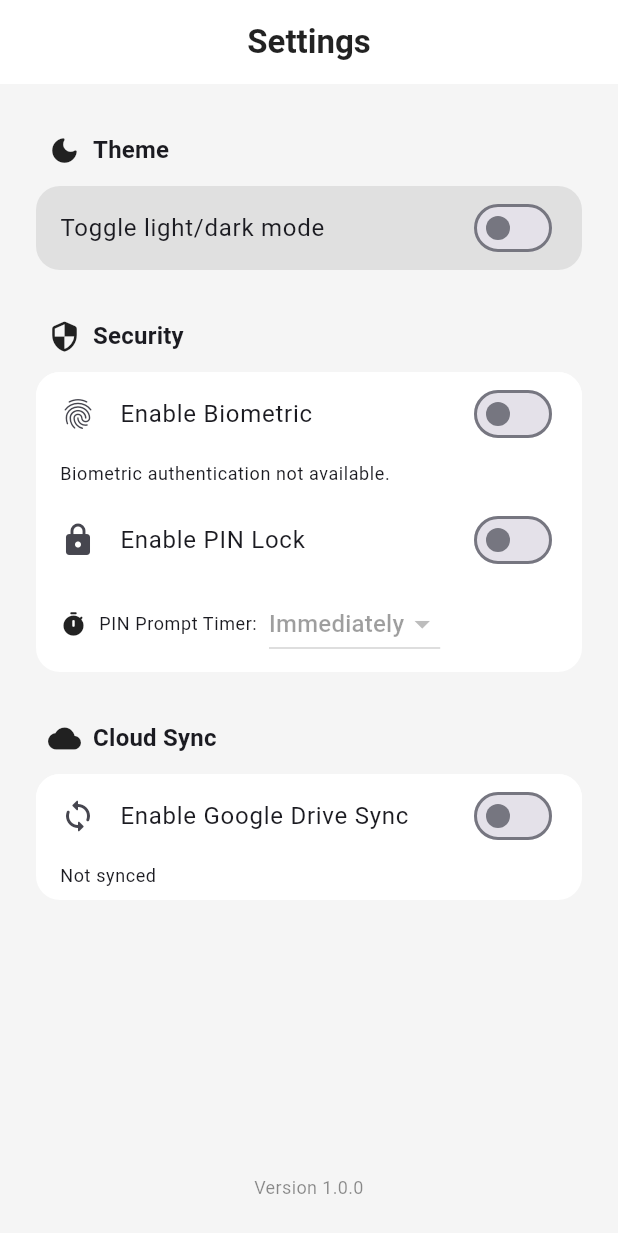
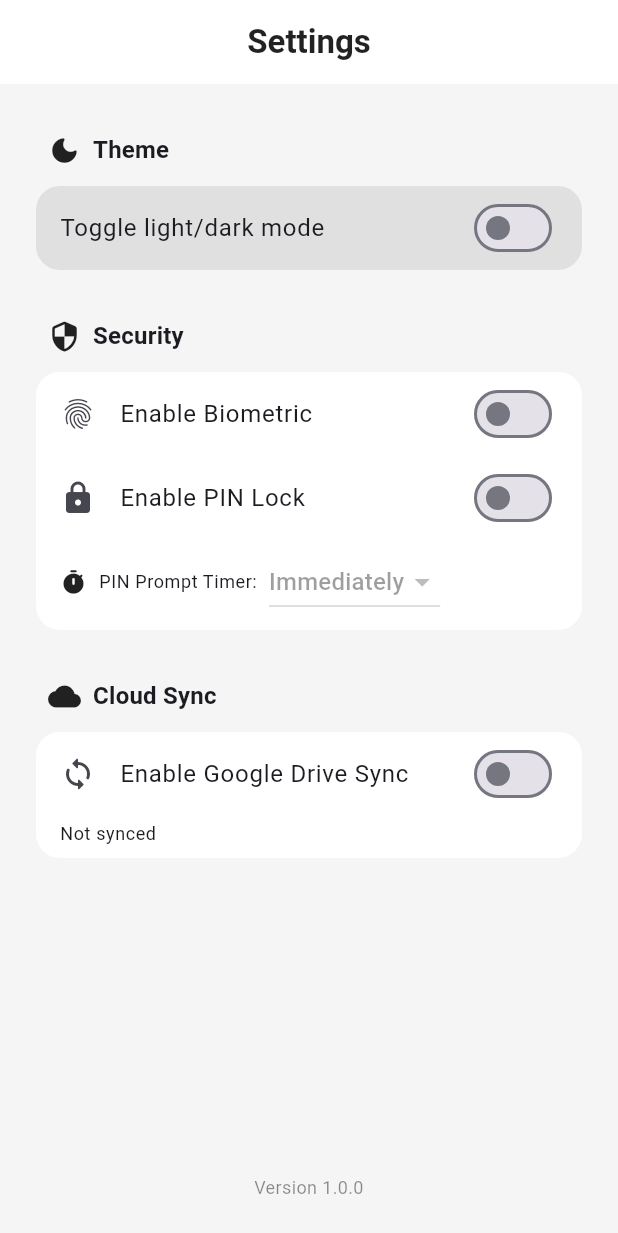
Before and after one commit to kandilidinesh/VaultDeck, a Flutter app: the SettingsPage screen opened directly with empty values, after a tap on "Enable Biometric", on a phone screen of 412 x 824 dp. Shown: the top 1233 px of the screen. Run offline on Flutter 3.47's test engine with Material 3 defaults, Android fonts, the phone set to English and light mode, and no system bars; our stand-ins replace flutter_secure_storage, flutter_svg, google_sign_in, hive, hive_flutter, local_auth; missing offline and left inert: googleapis; accounts and stored records are empty.

Commit message:
Remove biometric authentication status messages from the UI

```diff
--- a/lib/screens/security_section.dart
+++ b/lib/screens/security_section.dart
@@ -59,21 +59,16 @@ class _SecuritySectionState extends State<SecuritySection> {
       bool isAvailable = await _localAuth.isDeviceSupported();
 
       if (!canCheck || !isAvailable) {
-        setState(() {
-          _authStatus = 'Biometric authentication not available.';
-        });
         return;
       }
       await box.put('biometricEnabled', true);
       setState(() {
         _biometricEnabled = true;
-        _authStatus = '';
       });
     } else {
       await box.put('biometricEnabled', false);
       setState(() {
         _biometricEnabled = false;
-        _authStatus = '';
       });
     }
   }
@@ -180,19 +175,7 @@ class _SecuritySectionState extends State<SecuritySection> {
                   ),
                   contentPadding: const EdgeInsets.symmetric(horizontal: 16),
                 ),
-                if (_authStatus.isNotEmpty)
-                  Padding(
-                    padding: const EdgeInsets.only(
-                      left: 16,
-                      right: 16,
-                      top: 4,
-                      bottom: 8,
-                    ),
-                    child: Text(
-                      _authStatus,
-                      style: Theme.of(context).textTheme.bodySmall,
-                    ),
-                  ),
+                // No biometric status messages
                 SwitchListTile(
                   title: FittedBox(
                     fit: BoxFit.scaleDown,
```
